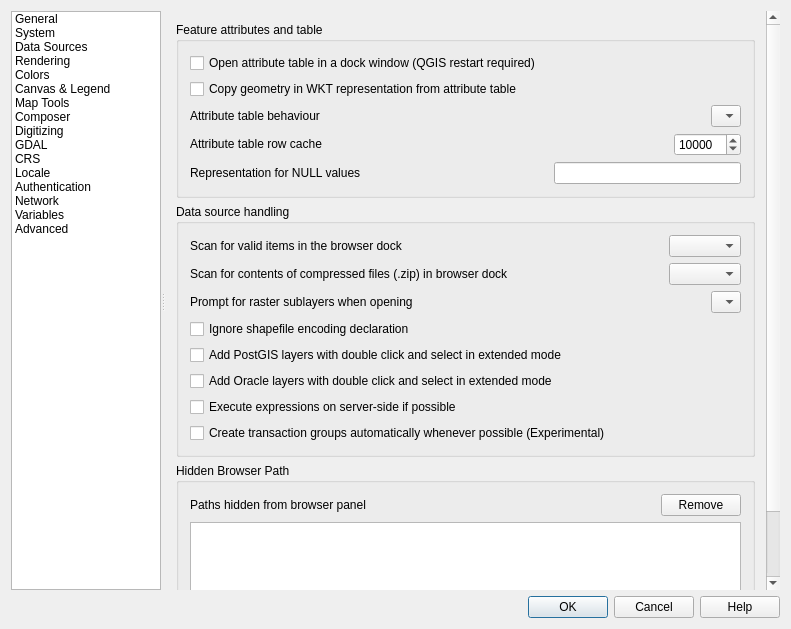
LZS1991/SWGIS, file SWGIS-DLLSrc/SWGIS-App/swgisoptionsbase.ui: the form before one commit.
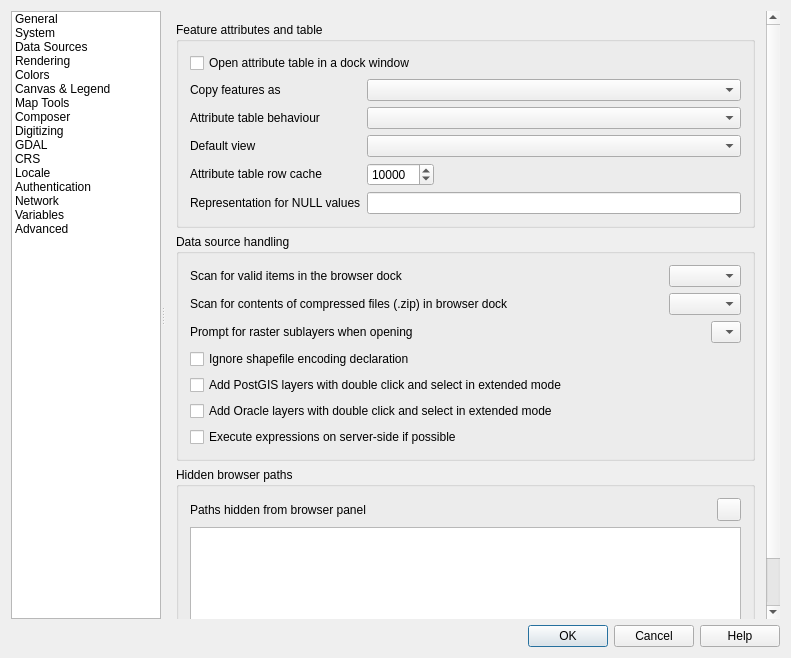
The form after the commit. The open tabs and pages were chosen to show the change. Icons and pictures are not drawn. Custom widgets are drawn as their Qt base class.

What changed in the file:
```diff
--- a/SWGIS-DLLSrc/SWGIS-App/swgisoptionsbase.ui
+++ b/SWGIS-DLLSrc/SWGIS-App/swgisoptionsbase.ui
@@ -7,7 +7,7 @@
     <x>0</x>
     <y>0</y>
     <width>791</width>
-    <height>629</height>
+    <height>658</height>
    </rect>
   </property>
   <property name="minimumSize">
@@ -1394,8 +1394,8 @@
                <rect>
                 <x>0</x>
                 <y>0</y>
-                <width>601</width>
-                <height>591</height>
+                <width>618</width>
+                <height>611</height>
                </rect>
               </property>
               <layout class="QVBoxLayout" name="verticalLayout_27">
@@ -1404,88 +1404,64 @@
                  <property name="title">
                   <string>Feature attributes and table</string>
                  </property>
-                 <layout class="QVBoxLayout" name="verticalLayout_23">
-                  <item>
+                 <layout class="QGridLayout" name="gridLayout_19">
+                  <item row="0" column="0" colspan="2">
                    <widget class="QCheckBox" name="cbxAttributeTableDocked">
                     <property name="text">
-                     <string>Open attribute table in a dock window (QGIS restart required)</string>
+                     <string>Open attribute table in a dock window</string>
                     </property>
                    </widget>
                   </item>
-                  <item>
-                   <widget class="QCheckBox" name="cbxCopyWKTGeomFromTable">
+                  <item row="3" column="1">
+                   <widget class="QComboBox" name="cmbAttrTableBehaviour">
+                    <item>
+                     <property name="text">
+                      <string/>
+                     </property>
+                    </item>
+                   </widget>
+                  </item>
+                  <item row="3" column="0">
+                   <widget class="QLabel" name="textLabel1_7">
+                    <property name="sizePolicy">
+                     <sizepolicy hsizetype="Fixed" vsizetype="Fixed">
+                      <horstretch>0</horstretch>
+                      <verstretch>0</verstretch>
+                     </sizepolicy>
+                    </property>
                     <property name="text">
-                     <string>Copy geometry in WKT representation from attribute table</string>
+                     <string>Attribute table behaviour</string>
                     </property>
                    </widget>
                   </item>
-                  <item>
-                   <layout class="QHBoxLayout" name="horizontalLayout_5">
-                    <item>
-                     <widget class="QLabel" name="textLabel1_7">
-                      <property name="sizePolicy">
-                       <sizepolicy hsizetype="Fixed" vsizetype="Fixed">
-                        <horstretch>0</horstretch>
-                        <verstretch>0</verstretch>
-                       </sizepolicy>
-                      </property>
-                      <property name="text">
-                       <string>Attribute table behaviour</string>
-                      </property>
-                     </widget>
-                    </item>
-                    <item>
-                     <spacer name="horizontalSpacer_4">
-                      <property name="orientation">
-                       <enum>Qt::Horizontal</enum>
-                      </property>
-                      <property name="sizeHint" stdset="0">
-                       <size>
-                        <width>40</width>
-                        <height>20</height>
-                       </size>
-                      </property>
-                     </spacer>
-                    </item>
-                    <item>
-                     <widget class="QComboBox" name="cmbAttrTableBehaviour">
-                      <item>
-                       <property name="text">
-                        <string/>
-                       </property>
-                      </item>
-                     </widget>
-                    </item>
-                   </layout>
+                  <item row="6" column="0">
+                   <widget class="QLabel" name="label_14">
+                    <property name="text">
+                     <string>Representation for NULL values</string>
+                    </property>
+                   </widget>
                   </item>
-                  <item>
+                  <item row="4" column="1">
+                   <widget class="QComboBox" name="mAttrTableViewComboBox"/>
+                  </item>
+                  <item row="6" column="1">
+                   <widget class="QLineEdit" name="leNullValue"/>
+                  </item>
+                  <item row="5" column="0">
+                   <widget class="QLabel" name="textLabel1_12">
+                    <property name="sizePolicy">
+                     <sizepolicy hsizetype="Fixed" vsizetype="Fixed">
+                      <horstretch>0</horstretch>
+                      <verstretch>0</verstretch>
+                     </sizepolicy>
+                    </property>
+                    <property name="text">
+                     <string>Attribute table row cache</string>
+                    </property>
+                   </widget>
+                  </item>
+                  <item row="5" column="1">
                    <layout class="QHBoxLayout" name="horizontalLayout_10">
-                    <item>
-                     <widget class="QLabel" name="textLabel1_12">
-                      <property name="sizePolicy">
-                       <sizepolicy hsizetype="Fixed" vsizetype="Fixed">
-                        <horstretch>0</horstretch>
-                        <verstretch>0</verstretch>
-                       </sizepolicy>
-                      </property>
-                      <property name="text">
-                       <string>Attribute table row cache</string>
-                      </property>
-                     </widget>
-                    </item>
-                    <item>
-                     <spacer name="horizontalSpacer_8">
-                      <property name="orientation">
-                       <enum>Qt::Horizontal</enum>
-                      </property>
-                      <property name="sizeHint" stdset="0">
-                       <size>
-                        <width>40</width>
-                        <height>20</height>
-                       </size>
-                      </property>
-                     </spacer>
-                    </item>
                     <item>
                      <widget class="QSpinBox" name="spinBoxAttrTableRowCache">
                       <property name="minimum">
@@ -1502,19 +1478,8 @@
                       </property>
                      </widget>
                     </item>
-                   </layout>
-                  </item>
-                  <item>
-                   <layout class="QHBoxLayout" name="horizontalLayout_6">
                     <item>
-                     <widget class="QLabel" name="label_14">
-                      <property name="text">
-                       <string>Representation for NULL values</string>
-                      </property>
-                     </widget>
-                    </item>
-                    <item>
-                     <spacer name="horizontalSpacer_3">
+                     <spacer name="horizontalSpacer_8">
                       <property name="orientation">
                        <enum>Qt::Horizontal</enum>
                       </property>
@@ -1526,11 +1491,25 @@
                       </property>
                      </spacer>
                     </item>
-                    <item>
-                     <widget class="QLineEdit" name="leNullValue"/>
-                    </item>
                    </layout>
                   </item>
+                  <item row="2" column="1">
+                   <widget class="QComboBox" name="mComboCopyFeatureFormat"/>
+                  </item>
+                  <item row="4" column="0">
+                   <widget class="QLabel" name="label_46">
+                    <property name="text">
+                     <string>Default view</string>
+                    </property>
+                   </widget>
+                  </item>
+                  <item row="2" column="0">
+                   <widget class="QLabel" name="label_48">
+                    <property name="text">
+                     <string>Copy features as</string>
+                    </property>
+                   </widget>
+                  </item>
                  </layout>
                 </widget>
                </item>
@@ -1668,20 +1647,13 @@
                     </property>
                    </widget>
                   </item>
-                  <item>
-                   <widget class="QCheckBox" name="cbxAutoTransaction">
-                    <property name="text">
-                     <string>Create transaction groups automatically whenever possible (Experimental)</string>
-                    </property>
-                   </widget>
-                  </item>
                  </layout>
                 </widget>
                </item>
                <item>
                 <widget class="QgsCollapsibleGroupBox" name="groupBox_28">
                  <property name="title">
-                  <string>Hidden Browser Path</string>
+                  <string>Hidden browser paths</string>
                  </property>
                  <layout class="QGridLayout" name="_15">
                   <item row="0" column="0">
@@ -1715,9 +1687,16 @@
                    </widget>
                   </item>
                   <item row="0" column="2">
-                   <widget class="QPushButton" name="mBtnRemoveHiddenPath">
+                   <widget class="QToolButton" name="mBtnRemoveHiddenPath">
+                    <property name="toolTip">
+                     <string>Remove path</string>
+                    </property>
                     <property name="text">
-                     <string>Remove</string>
+                     <string/>
+                    </property>
+                    <property name="icon">
+                     <iconset>
+                      <normaloff>:/images/themes/default/symbologyRemove.svg</normaloff>:/images/themes/default/symbologyRemove.svg</iconset>
                     </property>
                    </widget>
                   </item>
@@ -1983,6 +1962,39 @@
                     </layout>
                    </widget>
                   </item>
+                  <item>
+                   <layout class="QHBoxLayout" name="horizontalLayout_5">
+                    <property name="topMargin">
+                     <number>0</number>
+                    </property>
+                    <item>
+                     <widget class="QLabel" name="labelMagnifier">
+                      <property name="text">
+                       <string>Magnification level</string>
+                      </property>
+                     </widget>
+                    </item>
+                    <item>
+                     <widget class="QDoubleSpinBox" name="doubleSpinBoxMagnifierDefault"/>
+                    </item>
+                    <item>
+                     <spacer name="horizontalSpacer_4">
+                      <property name="orientation">
+                       <enum>Qt::Horizontal</enum>
+                      </property>
+                      <property name="sizeType">
+                       <enum>QSizePolicy::Expanding</enum>
+                      </property>
+                      <property name="sizeHint" stdset="0">
+                       <size>
+                        <width>40</width>
+                        <height>20</height>
+                       </size>
+                      </property>
+                     </spacer>
+                    </item>
+                   </layout>
+                  </item>
                  </layout>
                 </widget>
                </item>
@@ -5183,24 +5195,24 @@
    <header>qgscollapsiblegroupbox.h</header>
    <container>1</container>
   </customwidget>
-  <customwidget>
-   <class>QgsVariableEditorWidget</class>
-   <extends>QWidget</extends>
-   <header location="global">qgsvariableeditorwidget.h</header>
-   <container>1</container>
-  </customwidget>
-  <customwidget>
-   <class>QgsColorSchemeList</class>
-   <extends>QWidget</extends>
-   <header location="global">qgscolorschemelist.h</header>
-   <container>1</container>
-  </customwidget>
   <customwidget>
    <class>QgsProjectionSelectionWidget</class>
    <extends>QWidget</extends>
    <header location="global">qgsprojectionselectionwidget.h</header>
    <container>1</container>
   </customwidget>
+  <customwidget>
+   <class>QgsColorSchemeList</class>
+   <extends>QWidget</extends>
+   <header location="global">qgscolorschemelist.h</header>
+   <container>1</container>
+  </customwidget>
+  <customwidget>
+   <class>QgsVariableEditorWidget</class>
+   <extends>QWidget</extends>
+   <header location="global">qgsvariableeditorwidget.h</header>
+   <container>1</container>
+  </customwidget>
   <customwidget>
    <class>QgsScaleComboBox</class>
    <extends>QComboBox</extends>
```
Left out of the diff: 505 changed lines with no effect on the pictures.
